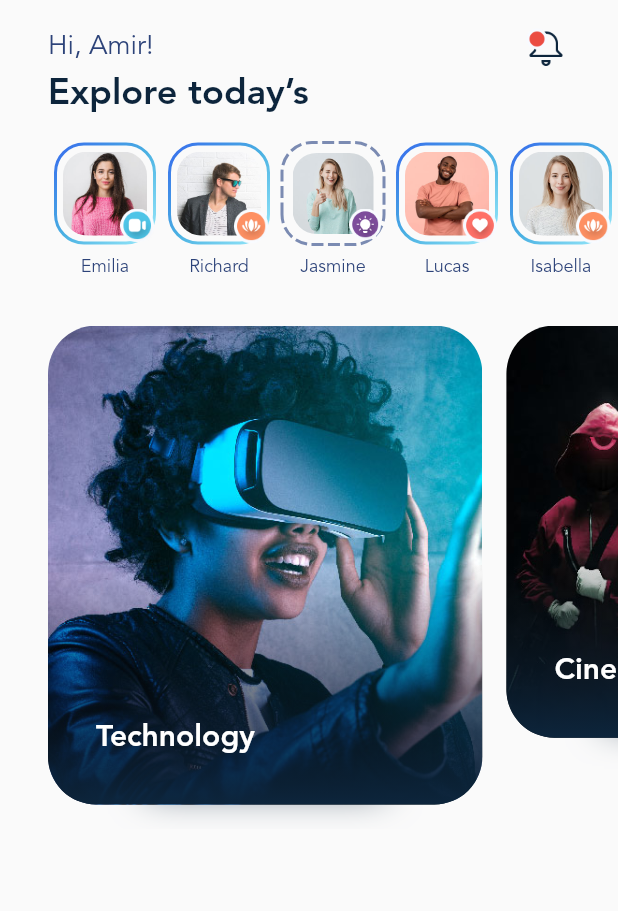
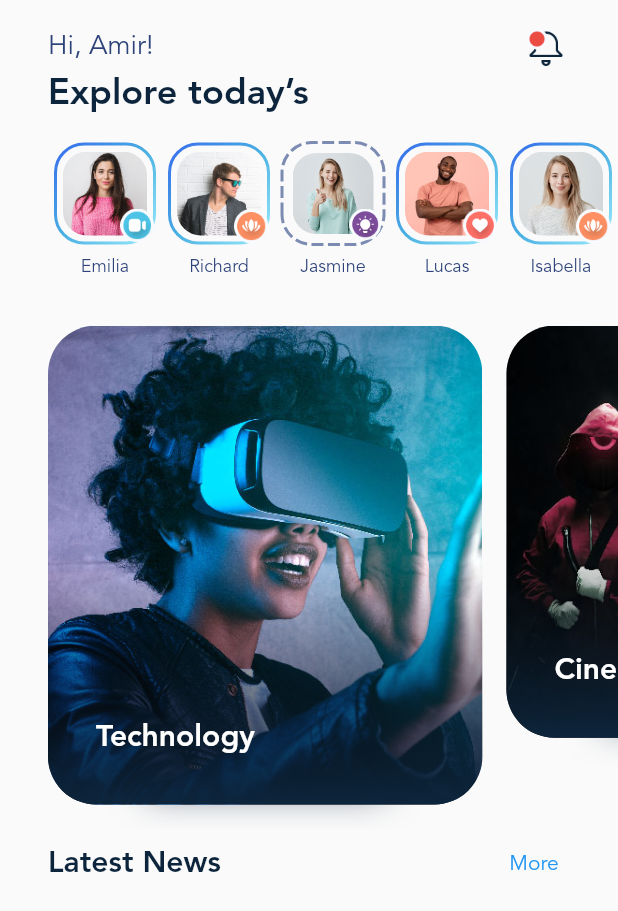
Before and after one commit to amirtorabi/blog_club, a Flutter app: the screen it shows after launch, on a phone screen of 412 x 824 dp. Shown: the top 911 px of the screen. Run offline on Flutter 3.47's test engine with Material 2 defaults, Android fonts, the phone set to English and light mode, and no system bars; drawn by our look-alikes of dotted_border; our stand-ins replace gradient_borders.

```diff
--- a/lib/main.dart
+++ b/lib/main.dart
@@ -21,6 +21,13 @@ class MyApp extends StatelessWidget {
       title: 'Flutter Demo',
       theme: ThemeData(
         primarySwatch: Colors.blue,
+        textButtonTheme: TextButtonThemeData(
+            style: ButtonStyle(
+                textStyle: MaterialStateProperty.all(const TextStyle(
+          fontFamily: defaultFontFamily,
+          fontWeight: FontWeight.w400,
+          fontSize: 14,
+        )))),
         textTheme: const TextTheme(
             titleMedium: TextStyle(
                 fontFamily: defaultFontFamily,
@@ -36,6 +43,11 @@ class MyApp extends StatelessWidget {
                 fontWeight: FontWeight.w700,
                 fontSize: 24,
                 color: primaryTextColor),
+            headlineSmall: TextStyle(
+                fontFamily: defaultFontFamily,
+                fontSize: 20,
+                color: primaryTextColor,
+                fontWeight: FontWeight.w800),
             bodyMedium: TextStyle(
                 fontFamily: defaultFontFamily,
                 color: secondaryTextColor,
@@ -84,7 +96,8 @@ class HomeScreen extends StatelessWidget {
             ),
             _StoryList(stories: stories, myTheme: myTheme),
             const SizedBox(height: 16),
-            _CategoryList()
+            const _CategoryList(),
+            _PostList(),
           ],
         )),
       ),
@@ -316,3 +329,27 @@ class _Story extends StatelessWidget {
         ));
   }
 }
+
+class _PostList extends StatelessWidget {
+  @override
+  Widget build(BuildContext context) {
+    return Padding(
+      padding: const EdgeInsets.fromLTRB(32, 0, 24, 0),
+      child: Column(
+        children: [
+          Row(
+            mainAxisAlignment: MainAxisAlignment.spaceBetween,
+            crossAxisAlignment: CrossAxisAlignment.center,
+            children: [
+              Text(
+                'Latest News',
+                style: Theme.of(context).textTheme.headlineSmall,
+              ),
+              TextButton(onPressed: () {}, child: const Text('More'))
+            ],
+          ),
+        ],
+      ),
+    );
+  }
+}
--- a/pubspec.yaml
+++ b/pubspec.yaml
@@ -90,7 +90,7 @@ flutter:
         - asset: assets/fonts/AvenirLTProMedium.otf
           weight: 400
         - asset: assets/fonts/AvenirLTProHeavy.otf
-          weight: 700
+          weight: 800
   #   - family: Trajan Pro
   #     fonts:
   #       - asset: fonts/TrajanPro.ttf
```
